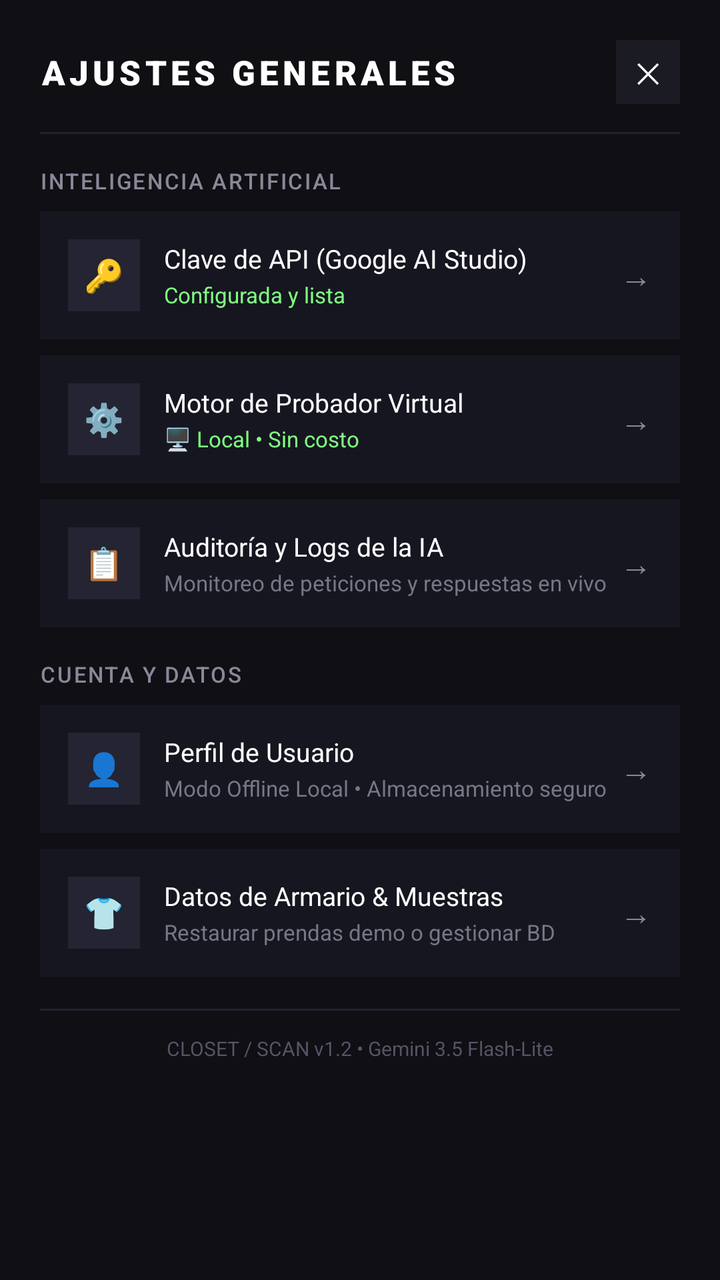
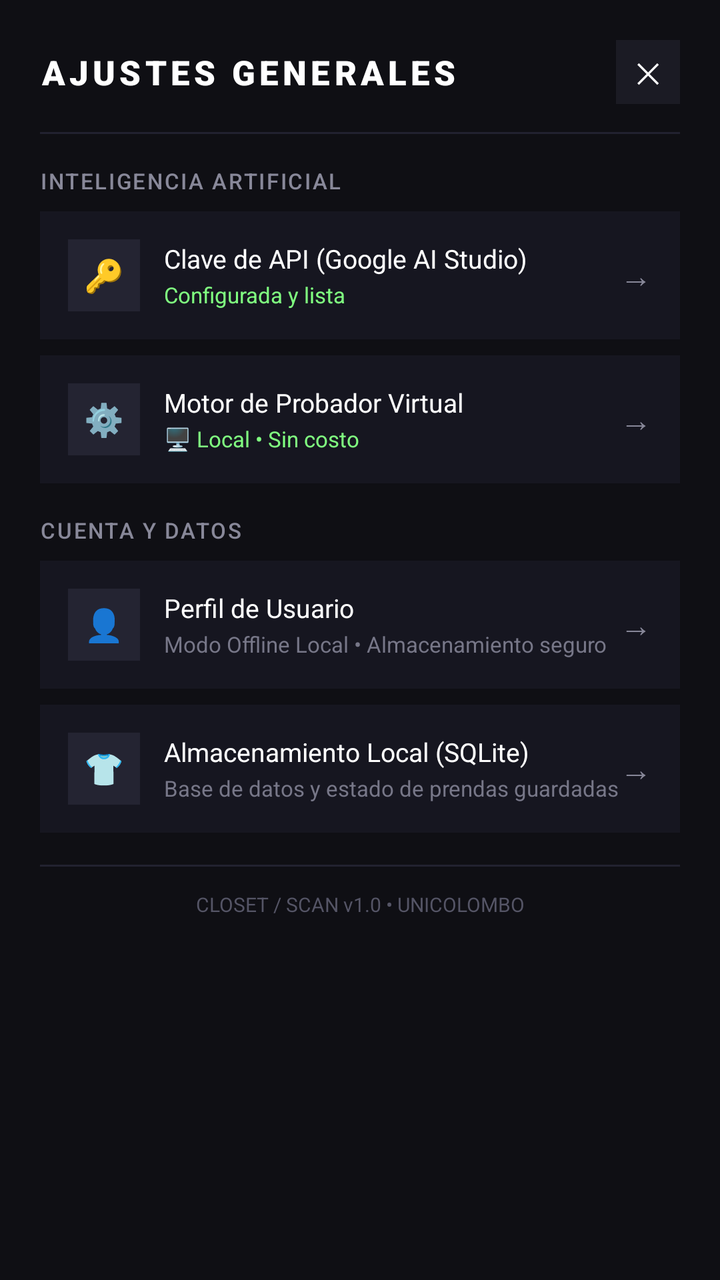

An Android layout rendered at two revisions. The XML below is the earlier revision; the diff shows what the commit changed to produce the second picture.
<!-- AndroidManifest.xml: application theme Theme.ClosetScan -->
<!-- res/layout/dialog_ajustes_hub.xml -->
<?xml version="1.0" encoding="utf-8"?>
<LinearLayout xmlns:android="http://schemas.android.com/apk/res/android"
    android:layout_width="match_parent"
    android:layout_height="wrap_content"
    android:background="#0F0F14"
    android:orientation="vertical"
    android:padding="20dp">

    
    <LinearLayout
        android:layout_width="match_parent"
        android:layout_height="wrap_content"
        android:gravity="center_vertical"
        android:orientation="horizontal">

        <TextView
            android:layout_width="0dp"
            android:layout_height="wrap_content"
            android:layout_weight="1"
            android:fontFamily="sans-serif-black"
            android:letterSpacing="0.12"
            android:text="AJUSTES GENERALES"
            android:textColor="#FFFFFF"
            android:textSize="17sp" />

        <TextView
            android:id="@+id/btnCerrarHub"
            android:layout_width="32dp"
            android:layout_height="32dp"
            android:background="#1B1B24"
            android:gravity="center"
            android:text="✕"
            android:textColor="#FFFFFF"
            android:textSize="14sp" />
    </LinearLayout>

    <View
        android:layout_width="match_parent"
        android:layout_height="1dp"
        android:layout_marginTop="14dp"
        android:layout_marginBottom="16dp"
        android:background="#222230" />

    
    <TextView
        android:layout_width="wrap_content"
        android:layout_height="wrap_content"
        android:fontFamily="sans-serif-medium"
        android:letterSpacing="0.08"
        android:text="INTELIGENCIA ARTIFICIAL"
        android:textColor="#888899"
        android:textSize="11sp" />

    
    <LinearLayout
        android:id="@+id/btnMenuApiKey"
        android:layout_width="match_parent"
        android:layout_height="wrap_content"
        android:layout_marginTop="8dp"
        android:background="#161620"
        android:clickable="true"
        android:focusable="true"
        android:foreground="?android:attr/selectableItemBackground"
        android:gravity="center_vertical"
        android:orientation="horizontal"
        android:padding="14dp">

        <TextView
            android:layout_width="36dp"
            android:layout_height="36dp"
            android:background="#242432"
            android:gravity="center"
            android:text="🔑"
            android:textSize="16sp" />

        <LinearLayout
            android:layout_width="0dp"
            android:layout_height="wrap_content"
            android:layout_weight="1"
            android:layout_marginStart="12dp"
            android:orientation="vertical">

            <TextView
                android:layout_width="wrap_content"
                android:layout_height="wrap_content"
                android:fontFamily="sans-serif-bold"
                android:text="Clave de API (Google AI Studio)"
                android:textColor="#FFFFFF"
                android:textSize="13sp" />

            <TextView
                android:id="@+id/tvEstadoApiKeySubtext"
                android:layout_width="wrap_content"
                android:layout_height="wrap_content"
                android:layout_marginTop="2dp"
                android:text="Configurada y lista"
                android:textColor="#80FF80"
                android:textSize="11sp" />
        </LinearLayout>

        <TextView
            android:layout_width="wrap_content"
            android:layout_height="wrap_content"
            android:text="→"
            android:textColor="#888899"
            android:textSize="16sp" />
    </LinearLayout>

    
    <LinearLayout
        android:id="@+id/btnMenuMotor"
        android:layout_width="match_parent"
        android:layout_height="wrap_content"
        android:layout_marginTop="8dp"
        android:background="#161620"
        android:clickable="true"
        android:focusable="true"
        android:foreground="?android:attr/selectableItemBackground"
        android:gravity="center_vertical"
        android:orientation="horizontal"
        android:padding="14dp">

        <TextView
            android:layout_width="36dp"
            android:layout_height="36dp"
            android:background="#242432"
            android:gravity="center"
            android:text="⚙️"
            android:textSize="16sp" />

        <LinearLayout
            android:layout_width="0dp"
            android:layout_height="wrap_content"
            android:layout_weight="1"
            android:layout_marginStart="12dp"
            android:orientation="vertical">

            <TextView
                android:layout_width="wrap_content"
                android:layout_height="wrap_content"
                android:fontFamily="sans-serif-bold"
                android:text="Motor de Probador Virtual"
                android:textColor="#FFFFFF"
                android:textSize="13sp" />

            <TextView
                android:id="@+id/tvEstadoMotorSubtext"
                android:layout_width="wrap_content"
                android:layout_height="wrap_content"
                android:layout_marginTop="2dp"
                android:text="🖥️ Local • Sin costo"
                android:textColor="#80FF80"
                android:textSize="11sp" />
        </LinearLayout>

        <TextView
            android:layout_width="wrap_content"
            android:layout_height="wrap_content"
            android:text="→"
            android:textColor="#888899"
            android:textSize="16sp" />
    </LinearLayout>


    
    <LinearLayout
        android:id="@+id/btnMenuLogs"
        android:layout_width="match_parent"
        android:layout_height="wrap_content"
        android:layout_marginTop="8dp"
        android:background="#161620"
        android:clickable="true"
        android:focusable="true"
        android:foreground="?android:attr/selectableItemBackground"
        android:gravity="center_vertical"
        android:orientation="horizontal"
        android:padding="14dp">

        <TextView
            android:layout_width="36dp"
            android:layout_height="36dp"
            android:background="#242432"
            android:gravity="center"
            android:text="📋"
            android:textSize="16sp" />

        <LinearLayout
            android:layout_width="0dp"
            android:layout_height="wrap_content"
            android:layout_weight="1"
            android:layout_marginStart="12dp"
            android:orientation="vertical">

            <TextView
                android:layout_width="wrap_content"
                android:layout_height="wrap_content"
                android:fontFamily="sans-serif-bold"
                android:text="Auditoría y Logs de la IA"
                android:textColor="#FFFFFF"
                android:textSize="13sp" />

            <TextView
                android:layout_width="wrap_content"
                android:layout_height="wrap_content"
                android:layout_marginTop="2dp"
                android:text="Monitoreo de peticiones y respuestas en vivo"
                android:textColor="#777788"
                android:textSize="11sp" />
        </LinearLayout>

        <TextView
            android:layout_width="wrap_content"
            android:layout_height="wrap_content"
            android:text="→"
            android:textColor="#888899"
            android:textSize="16sp" />
    </LinearLayout>

    
    <TextView
        android:layout_width="wrap_content"
        android:layout_height="wrap_content"
        android:layout_marginTop="16dp"
        android:fontFamily="sans-serif-medium"
        android:letterSpacing="0.08"
        android:text="CUENTA Y DATOS"
        android:textColor="#888899"
        android:textSize="11sp" />

    
    <LinearLayout
        android:id="@+id/btnMenuCuenta"
        android:layout_width="match_parent"
        android:layout_height="wrap_content"
        android:layout_marginTop="8dp"
        android:background="#161620"
        android:clickable="true"
        android:focusable="true"
        android:foreground="?android:attr/selectableItemBackground"
        android:gravity="center_vertical"
        android:orientation="horizontal"
        android:padding="14dp">

        <TextView
            android:layout_width="36dp"
            android:layout_height="36dp"
            android:background="#242432"
            android:gravity="center"
            android:text="👤"
            android:textSize="16sp" />

        <LinearLayout
            android:layout_width="0dp"
            android:layout_height="wrap_content"
            android:layout_weight="1"
            android:layout_marginStart="12dp"
            android:orientation="vertical">

            <TextView
                android:layout_width="wrap_content"
                android:layout_height="wrap_content"
                android:fontFamily="sans-serif-bold"
                android:text="Perfil de Usuario"
                android:textColor="#FFFFFF"
                android:textSize="13sp" />

            <TextView
                android:layout_width="wrap_content"
                android:layout_height="wrap_content"
                android:layout_marginTop="2dp"
                android:text="Modo Offline Local • Almacenamiento seguro"
                android:textColor="#777788"
                android:textSize="11sp" />
        </LinearLayout>

        <TextView
            android:layout_width="wrap_content"
            android:layout_height="wrap_content"
            android:text="→"
            android:textColor="#888899"
            android:textSize="16sp" />
    </LinearLayout>

    
    <LinearLayout
        android:id="@+id/btnMenuDatosArmario"
        android:layout_width="match_parent"
        android:layout_height="wrap_content"
        android:layout_marginTop="8dp"
        android:background="#161620"
        android:clickable="true"
        android:focusable="true"
        android:foreground="?android:attr/selectableItemBackground"
        android:gravity="center_vertical"
        android:orientation="horizontal"
        android:padding="14dp">

        <TextView
            android:layout_width="36dp"
            android:layout_height="36dp"
            android:background="#242432"
            android:gravity="center"
            android:text="👕"
            android:textSize="16sp" />

        <LinearLayout
            android:layout_width="0dp"
            android:layout_height="wrap_content"
            android:layout_weight="1"
            android:layout_marginStart="12dp"
            android:orientation="vertical">

            <TextView
                android:layout_width="wrap_content"
                android:layout_height="wrap_content"
                android:fontFamily="sans-serif-bold"
                android:text="Datos de Armario &amp; Muestras"
                android:textColor="#FFFFFF"
                android:textSize="13sp" />

            <TextView
                android:layout_width="wrap_content"
                android:layout_height="wrap_content"
                android:layout_marginTop="2dp"
                android:text="Restaurar prendas demo o gestionar BD"
                android:textColor="#777788"
                android:textSize="11sp" />
        </LinearLayout>

        <TextView
            android:layout_width="wrap_content"
            android:layout_height="wrap_content"
            android:text="→"
            android:textColor="#888899"
            android:textSize="16sp" />
    </LinearLayout>

    
    <View
        android:layout_width="match_parent"
        android:layout_height="1dp"
        android:layout_marginTop="16dp"
        android:layout_marginBottom="12dp"
        android:background="#222230" />

    <TextView
        android:layout_width="match_parent"
        android:layout_height="wrap_content"
        android:gravity="center"
        android:text="CLOSET / SCAN v1.2 • Gemini 3.5 Flash-Lite"
        android:textColor="#555566"
        android:textSize="10sp" />

</LinearLayout>
<!-- resources referenced by this layout -->
<resources>
  <style name="Theme.ClosetScan" parent="Base.Theme.ClosetScan" />
  <style name="Base.Theme.ClosetScan" parent="Theme.Material3.DayNight.NoActionBar">
          
          
      </style>
</resources>

<!-- the commit's change to res/layout/dialog_ajustes_hub.xml (unified diff, before → after) -->
@@ -174,7 +174,8 @@
         android:foreground="?android:attr/selectableItemBackground"
         android:gravity="center_vertical"
         android:orientation="horizontal"
-        android:padding="14dp">
+        android:padding="14dp"
+        android:visibility="gone">
 
         <TextView
             android:layout_width="36dp"
@@ -314,15 +315,15 @@
                 android:layout_width="wrap_content"
                 android:layout_height="wrap_content"
                 android:fontFamily="sans-serif-bold"
-                android:text="Datos de Armario &amp; Muestras"
-                android:textColor="#FFFFFF"
-                android:textSize="13sp" />
-
-            <TextView
-                android:layout_width="wrap_content"
-                android:layout_height="wrap_content"
-                android:layout_marginTop="2dp"
-                android:text="Restaurar prendas demo o gestionar BD"
+                android:text="Almacenamiento Local (SQLite)"
+                android:textColor="#FFFFFF"
+                android:textSize="13sp" />
+
+            <TextView
+                android:layout_width="wrap_content"
+                android:layout_height="wrap_content"
+                android:layout_marginTop="2dp"
+                android:text="Base de datos y estado de prendas guardadas"
                 android:textColor="#777788"
                 android:textSize="11sp" />
         </LinearLayout>
@@ -347,7 +348,7 @@
         android:layout_width="match_parent"
         android:layout_height="wrap_content"
         android:gravity="center"
-        android:text="CLOSET / SCAN v1.2 • Gemini 3.5 Flash-Lite"
+        android:text="CLOSET / SCAN v1.0 • UNICOLOMBO"
         android:textColor="#555566"
         android:textSize="10sp" />
 
